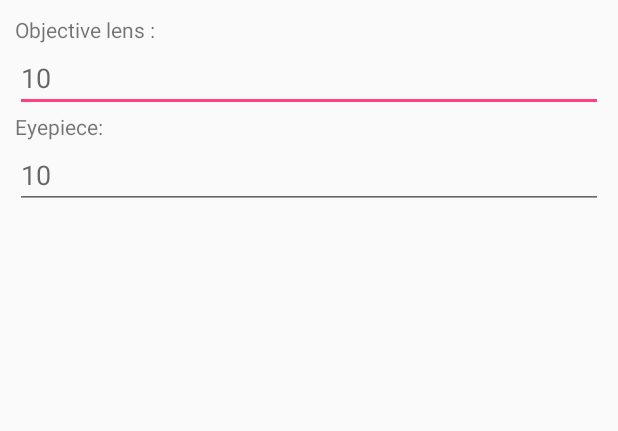
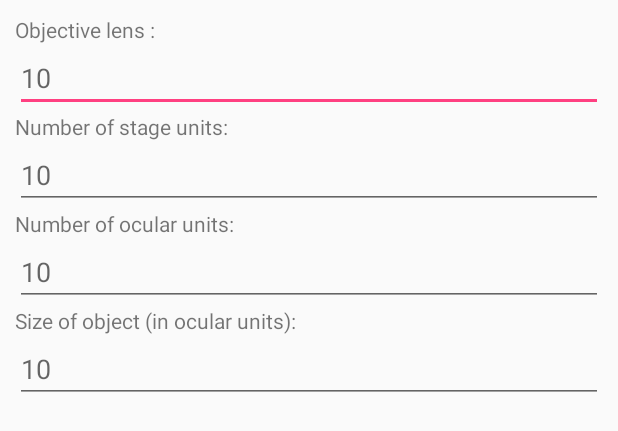
Before and after one commit to short0/annotateMe, an Android app: the layout scale_bar_dialog.xml on its own in the app's theme, with its tools: preview values and no code run, on a phone screen of 412 x 824 dp. Shown: the top 431 px of the screen. Run offline under Robolectric (Android 15) with nearby library versions, the phone set to English and light mode, and no system bars.

Commit message:
Adjust scale bar calibration and calculation

```diff
--- a/app/src/main/java/com/example/user/mobilemicroscopy/drawing/DrawingView.java
+++ b/app/src/main/java/com/example/user/mobilemicroscopy/drawing/DrawingView.java
@@ -168,7 +168,7 @@ public class DrawingView extends View {
                         id = drawingItemList.indexOf(item);
                     }
 
-                    if (item instanceof ArrowItem || item instanceof TextBoxItem) {
+                    if (item instanceof ArrowItem || item instanceof TextBoxItem || item instanceof ScaleBarItem) {
                         if (item.getScaleRectangle().contains(x, y)) {
                             result = true;
                             currentItem = item;
@@ -237,7 +237,7 @@ public class DrawingView extends View {
                     float differenceX = x - oldX;
                     float differenceY = y - oldY;
 
-                    if (currentItem instanceof ArrowItem || currentItem instanceof TextBoxItem) {
+                    if (currentItem instanceof ArrowItem || currentItem instanceof TextBoxItem || currentItem instanceof ScaleBarItem) {
                         if (currentItem != null) {
                             currentItem.updateScalePosition(differenceX, differenceY);
                             invalidate();
--- a/app/src/main/res/layout/scale_bar_dialog.xml
+++ b/app/src/main/res/layout/scale_bar_dialog.xml
@@ -25,14 +25,37 @@
     <TextView
         android:layout_width="wrap_content"
         android:layout_height="wrap_content"
-        android:text="Eyepiece: " />
+        android:text="Number of stage units: " />
 
     <EditText
-        android:id="@+id/edit_text_eyepiece"
+        android:id="@+id/edit_text_stage_units"
+        android:hint="10"
         android:layout_width="match_parent"
         android:layout_height="wrap_content"
+        android:inputType="numberDecimal"/>
+
+    <TextView
+        android:layout_width="wrap_content"
+        android:layout_height="wrap_content"
+        android:text="Number of ocular units: " />
+
+    <EditText
+        android:id="@+id/edit_text_ocular_units"
         android:hint="10"
-        android:inputType="numberDecimal"
-        android:maxLength="4" />
+        android:layout_width="match_parent"
+        android:layout_height="wrap_content"
+        android:inputType="numberDecimal"/>
+
+    <TextView
+        android:layout_width="wrap_content"
+        android:layout_height="wrap_content"
+        android:text="Size of object (in ocular units): " />
+
+    <EditText
+        android:id="@+id/edit_text_object_size_in_ocular_units"
+        android:hint="10"
+        android:layout_width="match_parent"
+        android:layout_height="wrap_content"
+        android:inputType="numberDecimal"/>
 
 </LinearLayout>
```
Also changed, not shown: app/src/main/java/com/example/user/mobilemicroscopy/AnnotateActivity.java (+16 -10 lines), app/src/main/java/com/example/user/mobilemicroscopy/drawing/ScaleBarItem.java (+44 -0 lines).
